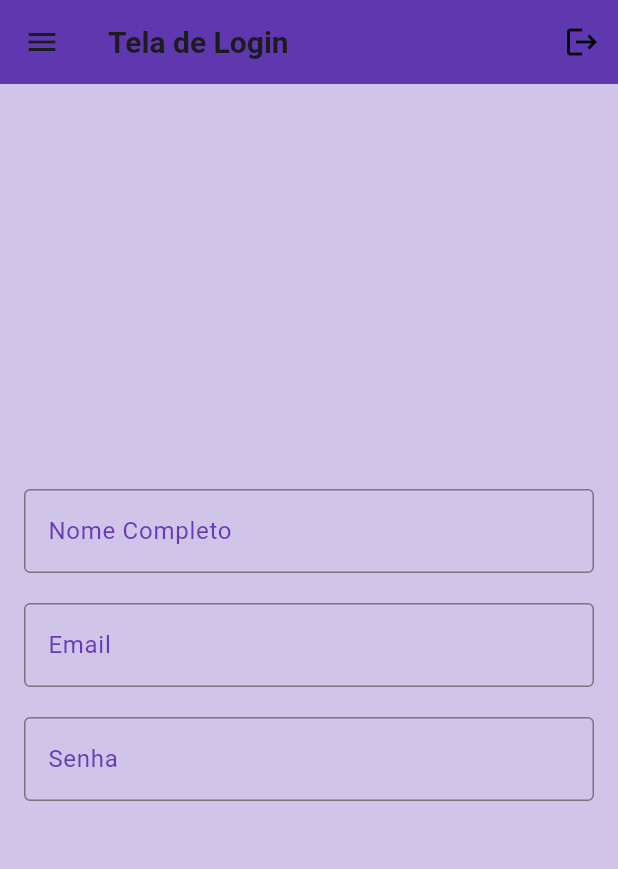
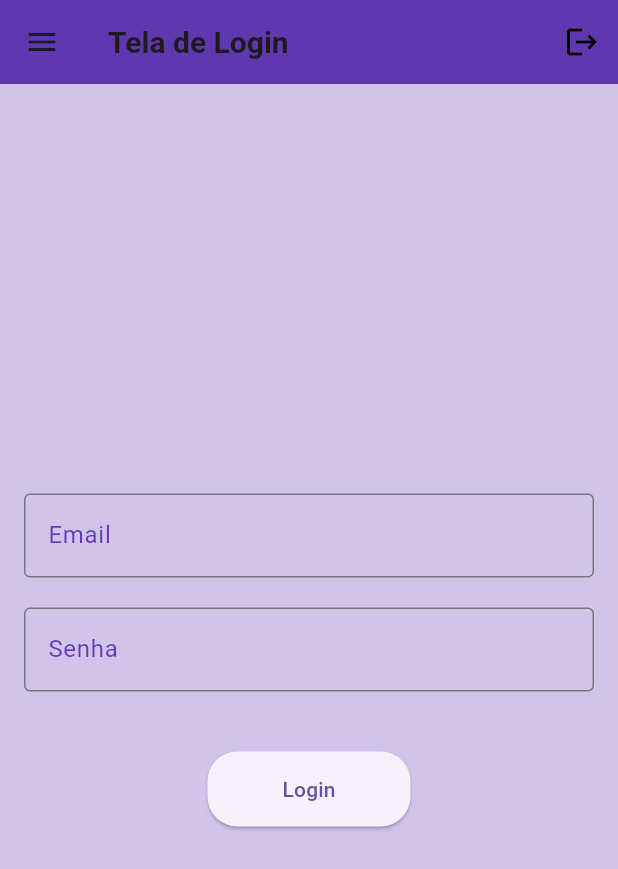
Before and after one commit to Matheca123/trabalho_final2, a Flutter app: the screen it shows after launch, after a tap on "Iniciar", on a phone screen of 412 x 824 dp. Shown: the top 869 px of the screen. Run offline on Flutter 3.47's test engine with Material 3 defaults, Android fonts, the phone set to English and light mode, and no system bars; our stand-ins replace cloud_firestore, firebase_auth, firebase_core; accounts and stored records are empty; network calls fail.

Commit message:
Update telaLogin.dart
Tela de login atualizada para funcionar c o fire base por Mateus, mas ainda falta a tela de cadastro

```diff
--- a/lib/telaLogin.dart
+++ b/lib/telaLogin.dart
@@ -1,4 +1,5 @@
 import 'package:flutter/material.dart';
+import 'package:firebase_auth/firebase_auth.dart';
 
 class Telalogin extends StatefulWidget {
   const Telalogin({super.key});
@@ -8,11 +9,28 @@ class Telalogin extends StatefulWidget {
 }
 
 class _TelaloginState extends State<Telalogin> {
-  final TextEditingController nomeController = TextEditingController();
   final TextEditingController emailController = TextEditingController();
   final TextEditingController senhaController = TextEditingController();
+  String errorMessage = '';
 
-  String senhaError = '';
+  Future<void> login() async {
+    try {
+      UserCredential userCredential = await FirebaseAuth.instance.signInWithEmailAndPassword(
+        email: emailController.text,
+        password: senhaController.text,
+      );
+      // Aqui você pode redirecionar para qualquer outra tela que queira
+      // Vou redirecionar para a tela inicial apenas como exemplo
+      Navigator.pushReplacement(
+        context,
+        MaterialPageRoute(builder: (context) => Scaffold(body: Center(child: Text('Bem-vindo ao PocketCash!')))),
+      );
+    } on FirebaseAuthException catch (e) {
+      setState(() {
+        errorMessage = e.message ?? "Erro desconhecido.";
+      });
+    }
+  }
 
   @override
   Widget build(BuildContext context) {
@@ -29,7 +47,7 @@ class _TelaloginState extends State<Telalogin> {
         actions: [
           IconButton(
             onPressed: () {
-              Navigator.pop(context);
+              Navigator.pop(context); // Volta para a tela inicial
             },
             icon: const Icon(Icons.logout),
             color: Colors.black,
@@ -43,17 +61,26 @@ class _TelaloginState extends State<Telalogin> {
             mainAxisAlignment: MainAxisAlignment.center,
             crossAxisAlignment: CrossAxisAlignment.center,
             children: [
-              _buildCustomTextField("Nome Completo", nomeController, Colors.deepPurple[500]!),
-              const SizedBox(height: 20),
               _buildCustomTextField("Email", emailController, Colors.deepPurple[500]!),
               const SizedBox(height: 20),
-              _buildCustomTextField("Senha", senhaController, Colors.deepPurple[500]!),
+              _buildCustomTextField("Senha", senhaController, Colors.deepPurple[500]!, obscureText: true),
               const SizedBox(height: 20),
-              if (senhaError.isNotEmpty)
+              if (errorMessage.isNotEmpty)
                 Text(
-                  senhaError,
+                  errorMessage,
                   style: TextStyle(color: Colors.red, fontSize: 14),
                 ),
+              const SizedBox(height: 20),
+              ElevatedButton(
+                onPressed: login,
+                child: const Text("Login"),
+                style: ElevatedButton.styleFrom(
+                  padding: EdgeInsets.symmetric(horizontal: 50, vertical: 15),
+                  shape: RoundedRectangleBorder(
+                    borderRadius: BorderRadius.circular(20),
+                  ),
+                ),
+              ),
             ],
           ),
         ),
@@ -61,9 +88,10 @@ class _TelaloginState extends State<Telalogin> {
     );
   }
 
-  Widget _buildCustomTextField(String label, TextEditingController controller, Color color) {
+  Widget _buildCustomTextField(String label, TextEditingController controller, Color color, {bool obscureText = false}) {
     return TextField(
       controller: controller,
+      obscureText: obscureText,
       decoration: InputDecoration(
         labelText: label,
         labelStyle: TextStyle(color: color),
```
